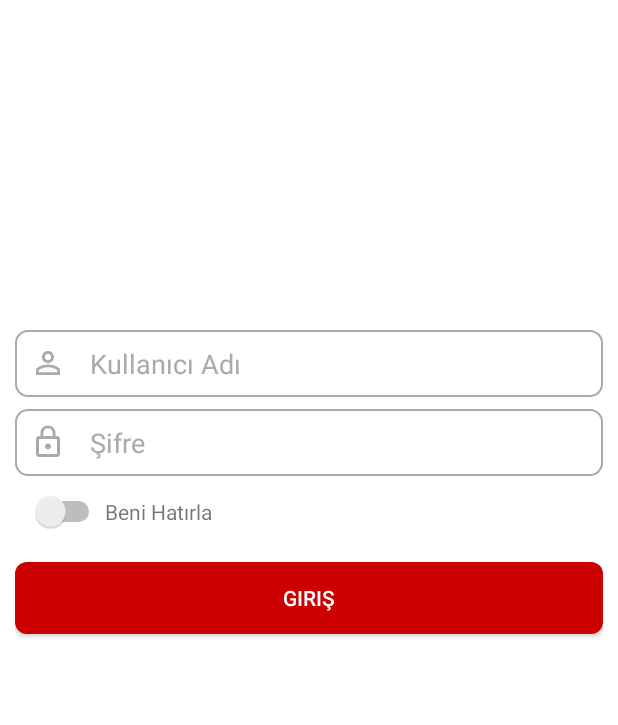
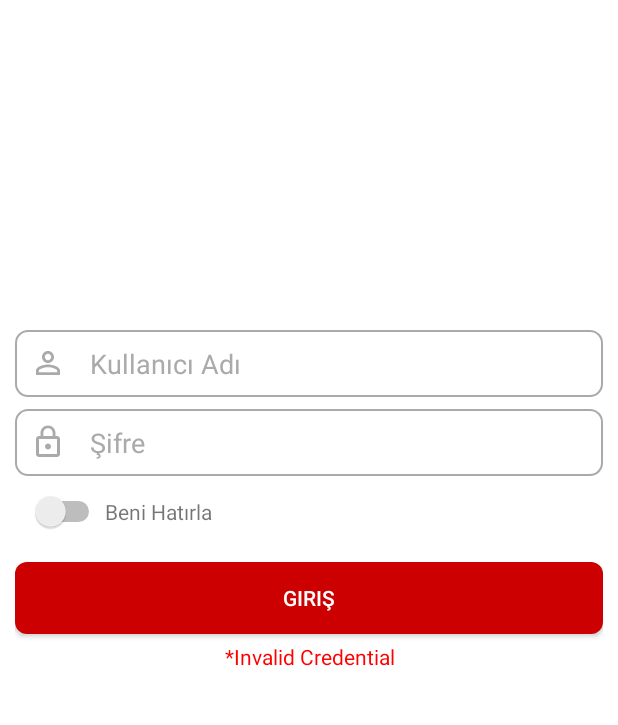
Before and after one commit to eceylan26/AndroidDeveloperChallenge, an Android app: the screen it shows after launch (LoginActivity), after a tap on "GIRIŞ", on a phone screen of 412 x 824 dp, the part 155-880 px from its top. Run offline under Robolectric (Android 15) with nearby library versions, the phone set to English and light mode, and no system bars; our stand-ins replace ButterKnife.

Commit message:
comments were added and code was edited

```diff
--- a/app/src/main/java/com/ersinceylan/androidchallenge/LoginActivity.java
+++ b/app/src/main/java/com/ersinceylan/androidchallenge/LoginActivity.java
@@ -10,25 +10,27 @@ import android.widget.Button;
 import android.widget.EditText;
 import android.widget.Switch;
 import android.widget.TextView;
-import android.widget.Toast;
 
+/**
+ *  UI üzerindeki elemanları daha kolay Javada kullanabilmek için eklenmiştir.
+ */
 import butterknife.BindView;
 import butterknife.ButterKnife;
 import butterknife.OnClick;
 
+/**
+ * @author Ersin CEYLAN
+ */
 public class LoginActivity extends AppCompatActivity {
 
-    private static final String trueUsername="kariyer";
-    private static final String truePassword="2019ADev";
-
+    /**
+     *  UI elemanlarının XML'den enjekte etmek için tanımlanır
+     */
     @BindView(R.id.username) EditText username;
     @BindView(R.id.password) TextView password;
     @BindView(R.id.rememberme) Switch rememberMe;
     @BindView(R.id.login_button) Button loginButton;
     @BindView(R.id.error_text) TextView errorMessage;
-
-    SharedPreferences globalSharedPref;
-    SharedPreferences.Editor globalSharedPrefEditor;
 
     @Override
     protected void onCreate(Bundle savedInstanceState) {
@@ -37,29 +39,46 @@ public class LoginActivity extends AppCompatActivity {
 
         ButterKnife.bind(this);
 
-        SharedPreferences sharedPref = this.getSharedPreferences("sharedPref",Context.MODE_PRIVATE);
-        SharedPreferences.Editor editor = sharedPref.edit();
-        globalSharedPref=sharedPref;
-        globalSharedPrefEditor=editor;
     }
 
     @OnClick(R.id.login_button)
     public void submit() {
 
+        // Beni hatırla özelliğini tutmak için
+        SharedPreferences sharedPref = this.getSharedPreferences("sharedPref",Context.MODE_PRIVATE);
+        SharedPreferences.Editor editor = sharedPref.edit();
+
+        /**
+         *  Kullanıcı adı ve şifre doğruysa ProductActivity Çalıştırılır ve Beni hatırla özelliğinin
+         *  durumu SharedPreference'a kaydedilir.
+         *  Kullanıcı adı ve şifre yanlış ise error hatası basılır ve EditTextler temizlenir.
+         */
         if(checkCredential()){
-            Toast.makeText(this, "Click", Toast.LENGTH_SHORT).show();
-            globalSharedPrefEditor.putBoolean("rememberMe",stateRememberMe());
-            globalSharedPrefEditor.commit();
-            errorMessage.setText("*Invalid Credential");
-            errorMessage.setVisibility(View.VISIBLE);
+            editor.putBoolean("rememberMe",stateRememberMe());
+            editor.apply();
             startActivity(new Intent(this, ProductActivity.class));
             finish();
 
         }
+        else {
+            errorMessage.setText("*Invalid Credential");
+            username.setText("");
+            password.setText("");
+            errorMessage.setVisibility(View.VISIBLE);
+        }
 
     }
 
+    /**
+     * Kullanici adi ve sifre kontrolu yapar
+     *
+     * @return kullanıcı adi ve sifre dogruysa true değilse false
+     *
+     */
     private boolean checkCredential() {
+        final String trueUsername="kariyer";
+        final String truePassword="2019ADev";
+
         if(trueUsername.equals(username.getText().toString()) &&
                 truePassword.equals(password.getText().toString())){
             return true;
@@ -68,6 +87,12 @@ public class LoginActivity extends AppCompatActivity {
             return false;
     }
 
+    /**
+     *
+     * Beni hatırla özelliğinin durumunu döndürür
+     *
+     * @return Ozellik acildiysa true degilse false
+     */
     private boolean stateRememberMe(){
         if(rememberMe.isChecked()){
             return true;
@@ -76,6 +101,4 @@ public class LoginActivity extends AppCompatActivity {
             return false;
     }
 
-
-
 }
```
